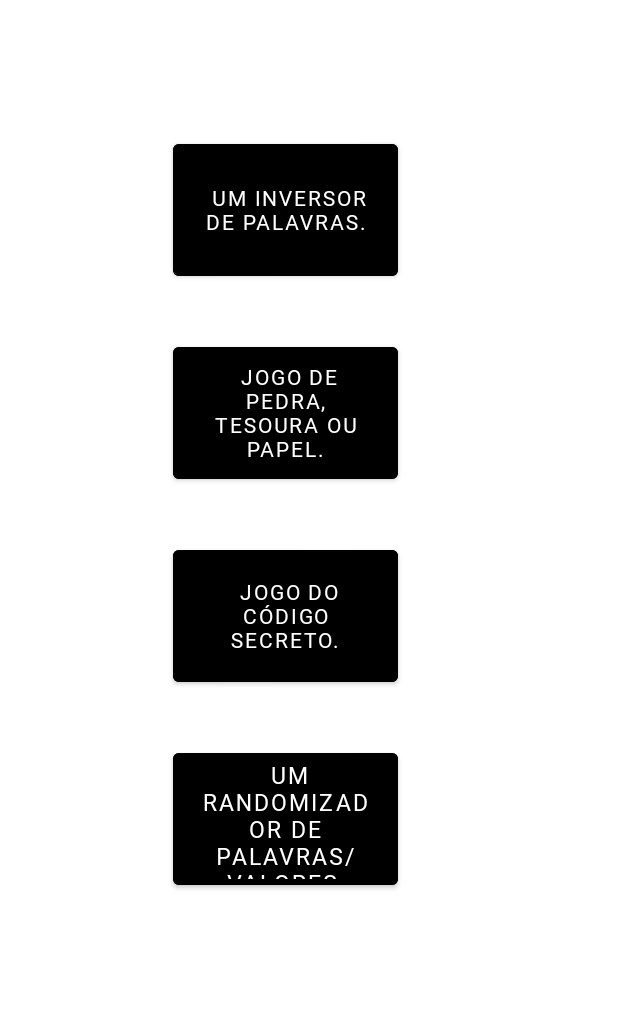
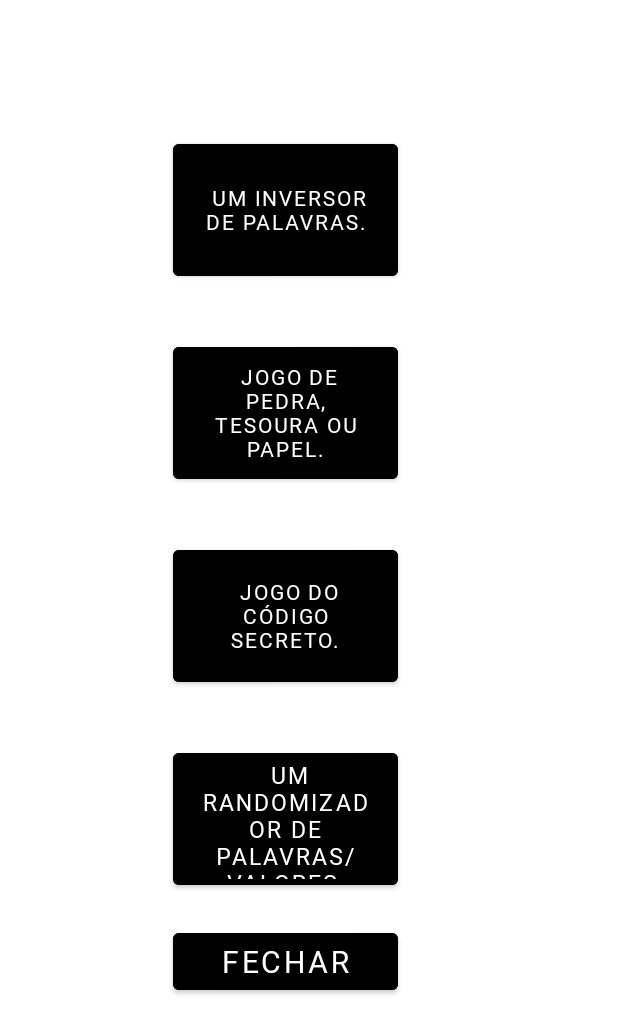
Before and after one commit to PabloHBMiranda/TrabalhoAvaliativo, an Android app: the SegundaTela screen opened directly, with no data from a screen before it, on a phone screen of 412 x 824 dp. Shown: the top 1034 px of the screen. Run offline under Robolectric (Android 15) with nearby library versions, the phone set to English and light mode, and no system bars.

Commit message:
"Atualização do Projeto 26/09/2022 - 3"

```diff
--- a/app/src/main/java/com/example/trabalhoavaliativo1/InversorDePalavrasTela2.java
+++ b/app/src/main/java/com/example/trabalhoavaliativo1/InversorDePalavrasTela2.java
@@ -21,9 +21,10 @@ public class InversorDePalavrasTela2 extends AppCompatActivity {
         Intent receberDados = getIntent();
         String palavra = receberDados.getStringExtra("texto");
         String resultado = "";
-        for(int x = palavra.length() -1;x>=0;x--){
+        for(int x = palavra.length() -1;x>=0;x--) {
             resultado = resultado + palavra.charAt(x);
         }
+//        IDP2ed1.clickable = true;
         IDP2ed1.setText(resultado);
 
         IDP2btn1.setOnClickListener(new View.OnClickListener() {
--- a/app/src/main/java/com/example/trabalhoavaliativo1/SegundaTela.java
+++ b/app/src/main/java/com/example/trabalhoavaliativo1/SegundaTela.java
@@ -2,13 +2,14 @@ package com.example.trabalhoavaliativo1;
 
 import androidx.appcompat.app.AppCompatActivity;
 
+import android.app.Application;
 import android.content.Intent;
 import android.os.Bundle;
 import android.view.View;
 import android.widget.Button;
 
 public class SegundaTela extends AppCompatActivity {
-    Button T2btn1, T2btn2, T2btn3, T2btn4;
+    Button T2btn1, T2btn2, T2btn3, T2btn4, fechar;
     @Override
     protected void onCreate(Bundle savedInstanceState) {
         super.onCreate(savedInstanceState);
@@ -17,6 +18,7 @@ public class SegundaTela extends AppCompatActivity {
         T2btn2 = findViewById(R.id.T2btn2);
         T2btn3 = findViewById(R.id.T2btn3);
         T2btn4 = findViewById(R.id.T2btn4);
+        fechar = findViewById(R.id.fechar);
 
         T2btn1.setOnClickListener(new View.OnClickListener() {
             @Override
@@ -51,5 +53,12 @@ public class SegundaTela extends AppCompatActivity {
                 finish();
             }
         });
+
+        fechar.setOnClickListener(new View.OnClickListener() {
+            @Override
+            public void onClick(View view) {
+                finish();
+            }
+        });
     }
 }
--- a/app/src/main/res/layout/activity_inversor_de_palavras.xml
+++ b/app/src/main/res/layout/activity_inversor_de_palavras.xml
@@ -19,6 +19,7 @@
     <EditText
         android:id="@+id/IDPed1"
         android:layout_width="266dp"
+        android:inputType="text"
         android:layout_height="wrap_content"
         android:layout_centerHorizontal="true"
         android:layout_marginTop="250dp"
--- a/app/src/main/res/layout/activity_rand.xml
+++ b/app/src/main/res/layout/activity_rand.xml
@@ -39,6 +39,7 @@
         android:textSize="20dp"
         android:layout_marginTop="10dp"
         android:layout_below="@id/randtxt2"
+        android:inputType="text"
         />
     <Button
         android:id="@+id/randbtn1"
--- a/app/src/main/res/layout/activity_segunda_tela.xml
+++ b/app/src/main/res/layout/activity_segunda_tela.xml
@@ -7,8 +7,20 @@
     tools:context=".SegundaTela">
 
     <include
+        android:id="@+id/la1"
         layout="@layout/botoes_alng"
         android:layout_width="358dp"
         android:layout_height="wrap_content" />
+    <Button
+        android:id="@+id/fechar"
+        android:layout_below="@+id/la1"
+        android:layout_width="150dp"
+        android:layout_height="50dp"
+        android:layout_marginLeft="115dp"
+        android:layout_marginTop="20dp"
+        android:backgroundTint="@color/black"
+        android:text="FECHAR"
+        android:textSize="20dp"
+        android:fontFamily="@font/freeshipping"/>
 
 </RelativeLayout>
```
